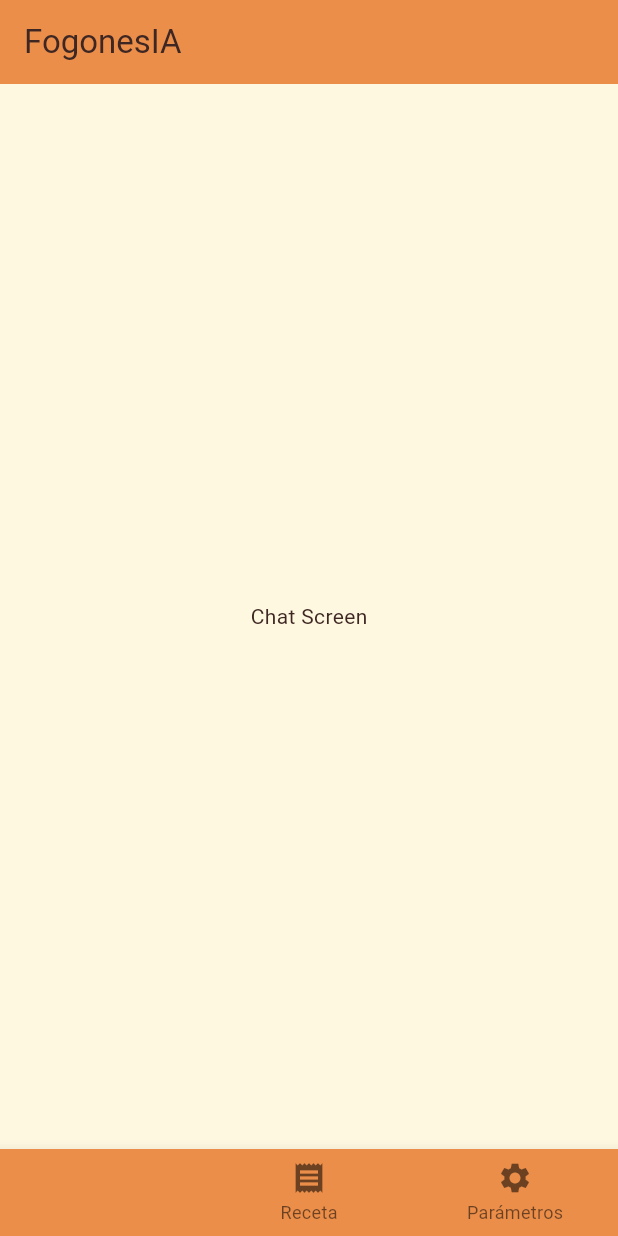
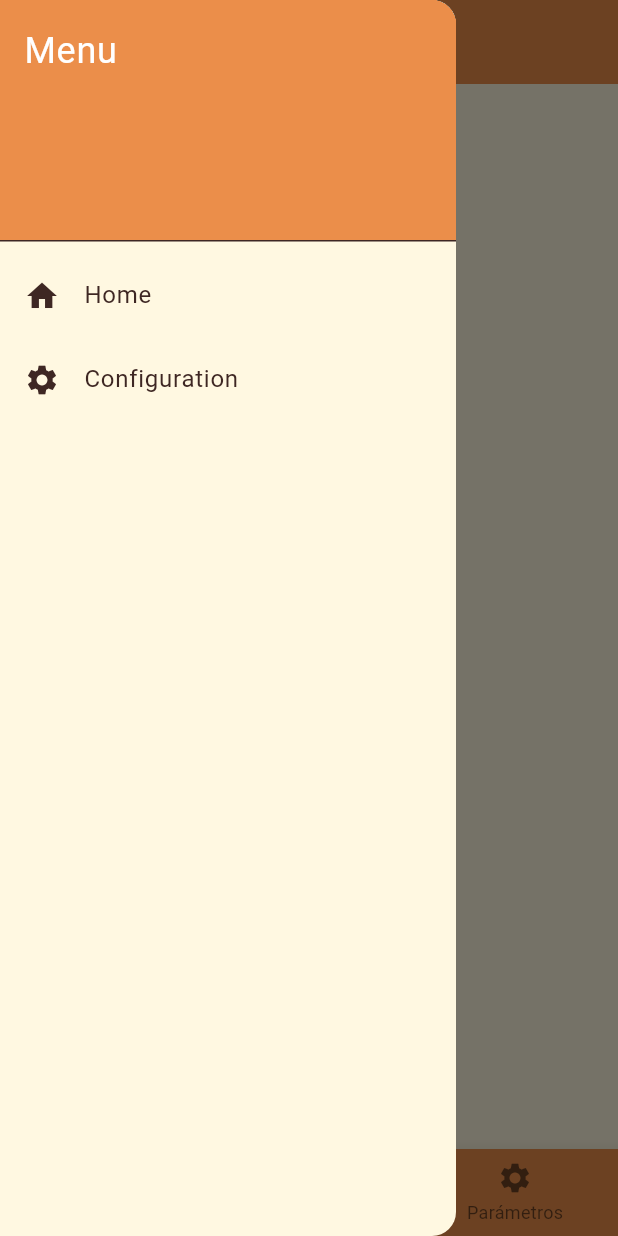
Before and after one commit to Random2127/FogonesAI, a Flutter app: the screen it shows after launch, with the side drawer open (before the commit the screen has no drawer), on a phone screen of 412 x 824 dp. Run offline on Flutter 3.47's test engine with Material 3 defaults, Android fonts, the phone set to English and light mode, and no system bars; our stand-ins replace shared_preferences; Roboto replaces fonts that are missing (Poppins).

```diff
--- /dev/null
+++ b/devtools_options.yaml
@@ -0,0 +1,3 @@
+description: This file stores settings for Dart & Flutter DevTools.
+documentation: https://docs.flutter.dev/tools/devtools/extensions#configure-extension-enablement-states
+extensions:
--- a/lib/screens/home_page.dart
+++ b/lib/screens/home_page.dart
@@ -2,6 +2,7 @@ import 'package:flutter/material.dart';
 import 'package:fogonesia/screens/chat_screen.dart';
 import 'package:fogonesia/screens/dietary_screen.dart';
 import 'package:fogonesia/screens/recipes_screen.dart';
+import 'package:fogonesia/widgets/custom_drawer.dart';
 
 class HomePage extends StatefulWidget {
   const HomePage({super.key});
@@ -24,9 +25,12 @@ class _HomePageState extends State<HomePage> {
         title: const Text('FogonesIA'),
         backgroundColor: Theme.of(context).colorScheme.primaryContainer,
       ),
+      drawer: CustomDrawer(),
+
       body: IndexedStack(index: _selectedIndex, children: _screens),
       bottomNavigationBar: BottomNavigationBar(
         backgroundColor: Theme.of(context).colorScheme.primaryContainer,
+        selectedItemColor: Theme.of(context).colorScheme.onPrimaryContainer,
         currentIndex: _selectedIndex,
         onTap: (index) {
           setState(() {
--- /dev/null
+++ b/lib/widgets/custom_drawer.dart
@@ -0,0 +1,39 @@
+import 'package:flutter/material.dart';
+
+class CustomDrawer extends StatelessWidget {
+  const CustomDrawer({super.key});
+
+  @override
+  Widget build(BuildContext context) {
+    return Drawer(
+      child: ListView(
+        padding: EdgeInsets.zero,
+        children: <Widget>[
+          DrawerHeader(
+            decoration: BoxDecoration(
+              color: Theme.of(context).colorScheme.primaryContainer,
+            ),
+            child: const Text(
+              'Menu',
+              style: TextStyle(color: Colors.white, fontSize: 24),
+            ),
+          ),
+          ListTile(
+            leading: const Icon(Icons.home),
+            title: const Text('Home'),
+            onTap: () {
+              Navigator.pop(context);
+            },
+          ),
+          ListTile(
+            leading: const Icon(Icons.settings),
+            title: const Text('Configuration'),
+            onTap: () {
+              Navigator.pop(context);
+            },
+          ),
+        ],
+      ),
+    );
+  }
+}
```
